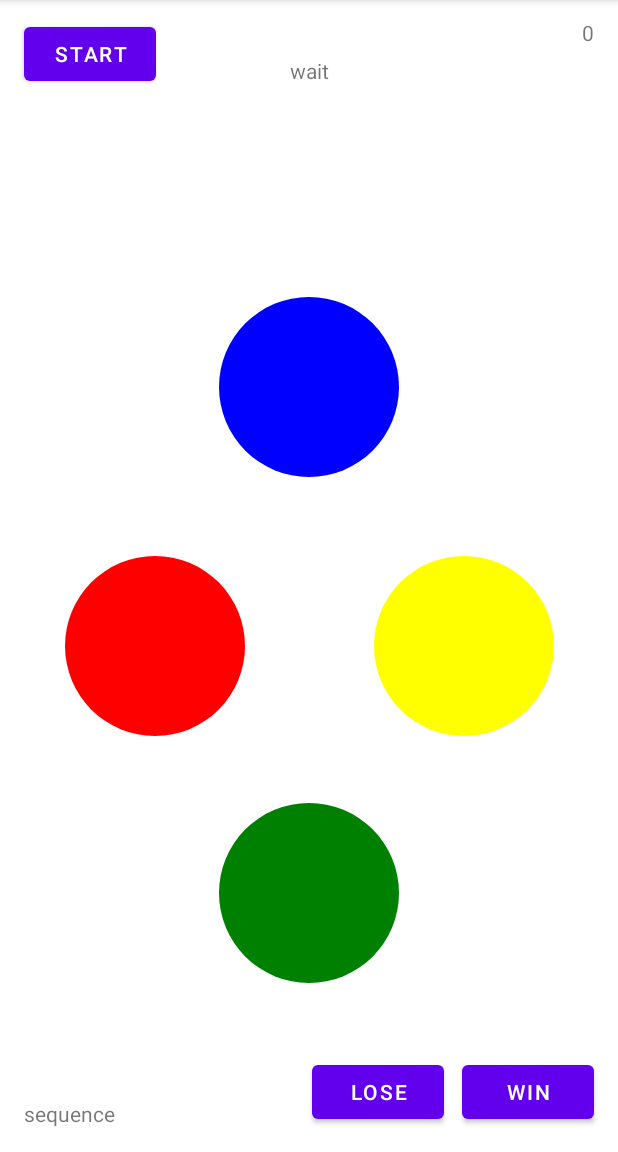
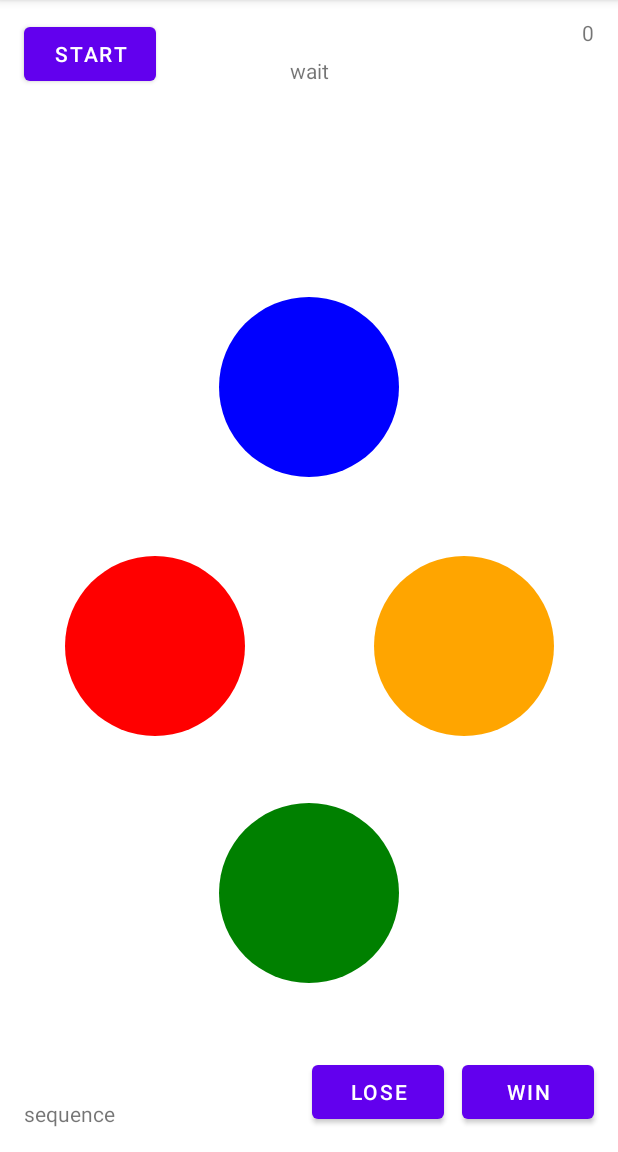
Before and after one commit to s00214102/MAD_FinalGameApp, an Android app: the screen it shows after launch (MainActivity), on a phone screen of 412 x 824 dp, the part 84-1236 px from its top. Run offline under Robolectric (Android 15) with nearby library versions, the phone set to English and light mode, and no system bars.

Commit message:
Sequence prototype added

```diff
--- a/app/src/main/res/drawable-v24/style_circular_button_yellow.xml
+++ b/app/src/main/res/drawable/style_circular_button_orange.xml
@@ -2,19 +2,19 @@
 <selector xmlns:android="http://schemas.android.com/apk/res/android">
     <item android:state_pressed="true" >
         <shape android:shape="oval">
-            <solid android:color="@color/LightYellow"/>
+            <solid android:color="@color/yellow"/>
             <size android:width="120dp" android:height="120dp"/>
         </shape>
     </item>
     <item android:state_focused="true">
         <shape android:shape="oval">
-            <solid android:color="@color/Yellow"/>
+            <solid android:color="@color/Orange"/>
             <size android:width="120dp" android:height="120dp"/>
         </shape>
     </item>
     <item >
         <shape android:shape="oval">
-            <solid android:color="@color/Yellow"/>
+            <solid android:color="@color/Orange"/>
             <size android:width="120dp" android:height="120dp"/>
         </shape>
     </item>
--- a/app/src/main/res/layout/activity_main.xml
+++ b/app/src/main/res/layout/activity_main.xml
@@ -68,7 +68,7 @@
 
     <ImageButton
         android:id="@+id/btnEast"
-        android:background="@drawable/style_circular_button_yellow"
+        android:background="@drawable/style_circular_button_orange"
         android:layout_width="wrap_content"
         android:layout_height="wrap_content"
         android:text="East"
```
Also changed, not shown: app/src/main/res/drawable/style_circular_button_blue.xml (renamed from app/src/main/res/drawable-v24/style_circular_button_blue.xml), app/src/main/res/drawable/style_circular_button_green.xml (renamed from app/src/main/res/drawable-v24/style_circular_button_green.xml), app/src/main/res/drawable/style_circular_button_red.xml (renamed from app/src/main/res/drawable-v24/style_circular_button_red.xml).
